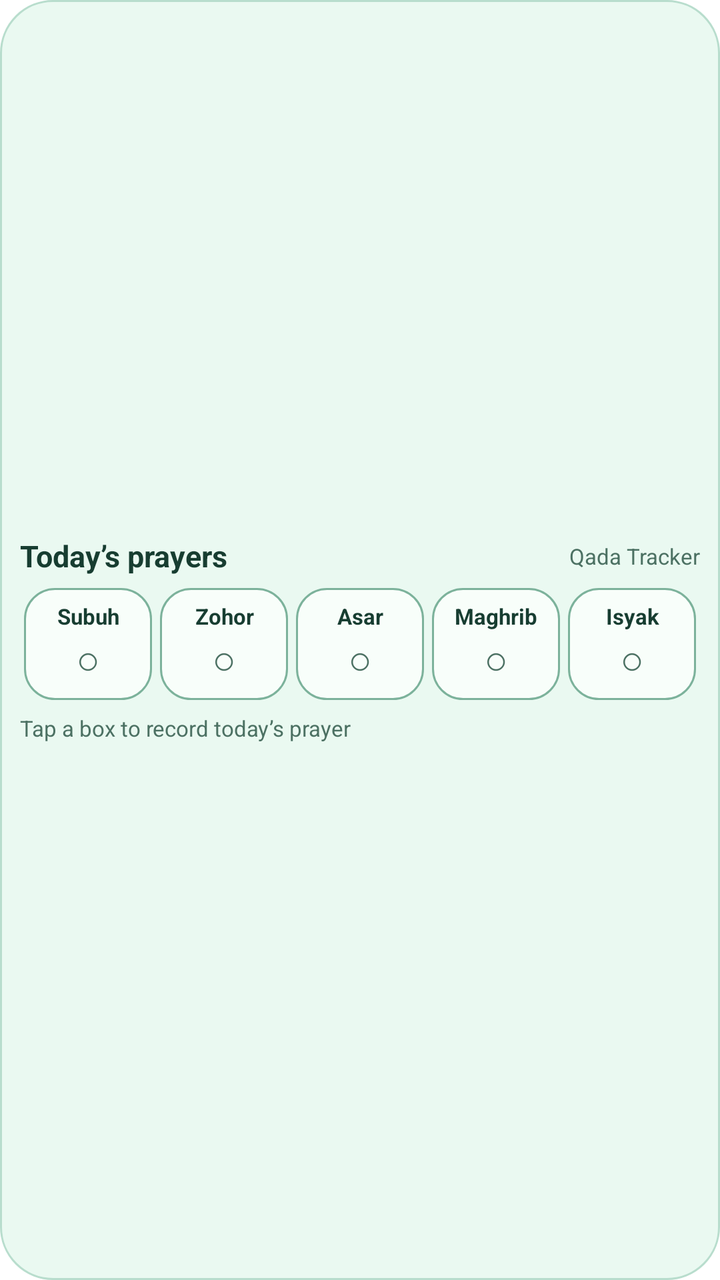
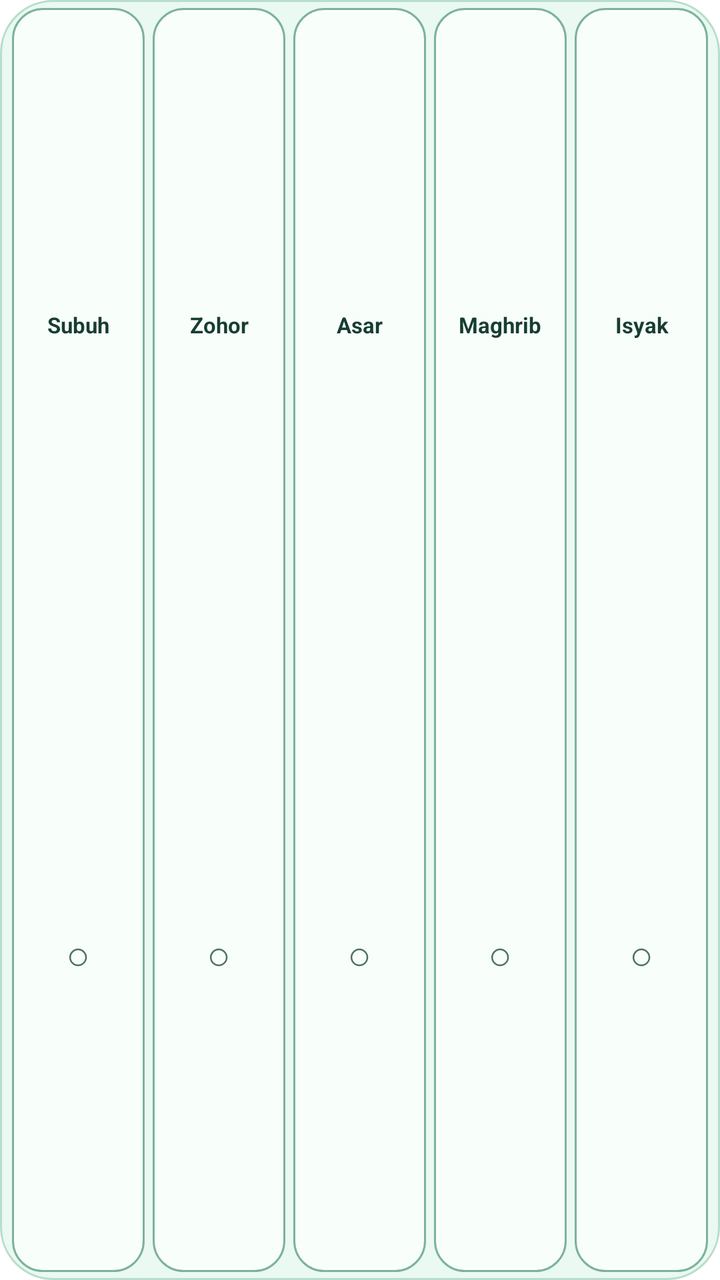

The first picture is an Android layout as it rendered before a commit; the second is the same layout after the commit. The layout source and the unified diff follow.
<!-- AndroidManifest.xml: fallback theme Theme.MaterialComponents.DayNight.NoActionBar -->
<!-- res/layout/prayer_widget.xml -->
<?xml version="1.0" encoding="utf-8"?>
<LinearLayout xmlns:android="http://schemas.android.com/apk/res/android"
    android:id="@+id/widget_root"
    android:layout_width="match_parent" android:layout_height="match_parent"
    android:orientation="vertical" android:gravity="center_vertical"
    android:padding="10dp" android:background="@drawable/widget_panel_light">
    <LinearLayout android:id="@+id/widget_header"
        android:layout_width="match_parent" android:layout_height="wrap_content"
        android:minHeight="24dp" android:orientation="horizontal" android:gravity="center_vertical">
        <TextView android:id="@+id/widget_title"
            android:layout_width="0dp" android:layout_weight="1" android:layout_height="wrap_content"
            android:text="@string/prayer_widget_label" android:textColor="#173D31"
            android:textSize="15sp" android:textStyle="bold" android:fontFamily="sans-serif-rounded"
            android:maxLines="1" android:ellipsize="end" />
        <TextView android:id="@+id/widget_date"
            android:layout_width="wrap_content" android:layout_height="wrap_content"
            android:text="Qada Tracker" android:textColor="#4C7163" android:textSize="11sp"
            android:maxLines="1" android:layout_marginStart="6dp" />
    </LinearLayout>
    <LinearLayout android:layout_width="match_parent" android:layout_height="wrap_content"
        android:orientation="horizontal" android:baselineAligned="false" android:layout_marginTop="4dp">
        <LinearLayout android:id="@+id/widget_subuh" style="@style/PrayerWidgetBox">
            <TextView android:id="@+id/widget_subuh_name" style="@style/PrayerWidgetName" android:text="Subuh" />
            <TextView android:id="@+id/widget_subuh_status" style="@style/PrayerWidgetStatus" />
        </LinearLayout>
        <LinearLayout android:id="@+id/widget_zohor" style="@style/PrayerWidgetBox">
            <TextView android:id="@+id/widget_zohor_name" style="@style/PrayerWidgetName" android:text="Zohor" />
            <TextView android:id="@+id/widget_zohor_status" style="@style/PrayerWidgetStatus" />
        </LinearLayout>
        <LinearLayout android:id="@+id/widget_asar" style="@style/PrayerWidgetBox">
            <TextView android:id="@+id/widget_asar_name" style="@style/PrayerWidgetName" android:text="Asar" />
            <TextView android:id="@+id/widget_asar_status" style="@style/PrayerWidgetStatus" />
        </LinearLayout>
        <LinearLayout android:id="@+id/widget_maghrib" style="@style/PrayerWidgetBox">
            <TextView android:id="@+id/widget_maghrib_name" style="@style/PrayerWidgetName" android:text="Maghrib" />
            <TextView android:id="@+id/widget_maghrib_status" style="@style/PrayerWidgetStatus" />
        </LinearLayout>
        <LinearLayout android:id="@+id/widget_isyak" style="@style/PrayerWidgetBox">
            <TextView android:id="@+id/widget_isyak_name" style="@style/PrayerWidgetName" android:text="Isyak" />
            <TextView android:id="@+id/widget_isyak_status" style="@style/PrayerWidgetStatus" />
        </LinearLayout>
    </LinearLayout>
    <TextView android:id="@+id/widget_footer"
        android:layout_width="match_parent" android:layout_height="wrap_content"
        android:layout_marginTop="4dp" android:minHeight="20dp" android:gravity="center_vertical"
        android:text="Tap a box to record today’s prayer" android:textColor="#4C7163"
        android:textSize="11sp" android:maxLines="2" />
</LinearLayout>
<!-- resources referenced by this layout -->
<resources>
  <!-- drawable widget_panel_light (drawable) -->
  <?xml version="1.0" encoding="utf-8"?>
  <shape xmlns:android="http://schemas.android.com/apk/res/android" android:shape="rectangle">
      <solid android:color="#EAF9F1" />
      <corners android:radius="26dp" />
      <stroke android:width="1dp" android:color="#B8DDCD" />
  </shape>
  <string name="prayer_widget_label">Today’s prayers</string>
  <style name="PrayerWidgetBox">
          <item name="android:layout_width">0dp</item>
          <item name="android:layout_weight">1</item>
          <item name="android:layout_height">56dp</item>
          <item name="android:layout_marginStart">2dp</item>
          <item name="android:layout_marginEnd">2dp</item>
          <item name="android:padding">2dp</item>
          <item name="android:orientation">vertical</item>
          <item name="android:gravity">center</item>
          <item name="android:background">@drawable/widget_box_light</item>
          <item name="android:focusable">true</item>
          <item name="android:clickable">true</item>
      </style>
  <style name="PrayerWidgetName">
          <item name="android:layout_width">match_parent</item>
          <item name="android:layout_height">wrap_content</item>
          <item name="android:gravity">center</item>
          <item name="android:textColor">#173D31</item>
          <item name="android:textSize">11sp</item>
          <item name="android:textStyle">bold</item>
          <item name="android:fontFamily">sans-serif-rounded</item>
          <item name="android:maxLines">1</item>
          <item name="android:ellipsize">end</item>
          <item name="android:importantForAccessibility">no</item>
      </style>
  <style name="PrayerWidgetStatus">
          <item name="android:layout_width">match_parent</item>
          <item name="android:layout_height">wrap_content</item>
          <item name="android:gravity">center</item>
          <item name="android:textColor">#4C7163</item>
          <item name="android:textSize">20sp</item>
          <item name="android:text">○</item>
          <item name="android:importantForAccessibility">no</item>
      </style>
  <!-- drawable widget_box_light (drawable) -->
  <?xml version="1.0" encoding="utf-8"?>
  <shape xmlns:android="http://schemas.android.com/apk/res/android" android:shape="rectangle">
      <solid android:color="#F8FEFA" />
      <corners android:radius="15dp" />
      <stroke android:width="1dp" android:color="#7CB29B" />
  </shape>
</resources>

<!-- the commit's change to res/layout/prayer_widget.xml (unified diff, before → after) -->
@@ -2,23 +2,10 @@
 <LinearLayout xmlns:android="http://schemas.android.com/apk/res/android"
     android:id="@+id/widget_root"
     android:layout_width="match_parent" android:layout_height="match_parent"
-    android:orientation="vertical" android:gravity="center_vertical"
-    android:padding="10dp" android:background="@drawable/widget_panel_light">
-    <LinearLayout android:id="@+id/widget_header"
-        android:layout_width="match_parent" android:layout_height="wrap_content"
-        android:minHeight="24dp" android:orientation="horizontal" android:gravity="center_vertical">
-        <TextView android:id="@+id/widget_title"
-            android:layout_width="0dp" android:layout_weight="1" android:layout_height="wrap_content"
-            android:text="@string/prayer_widget_label" android:textColor="#173D31"
-            android:textSize="15sp" android:textStyle="bold" android:fontFamily="sans-serif-rounded"
-            android:maxLines="1" android:ellipsize="end" />
-        <TextView android:id="@+id/widget_date"
-            android:layout_width="wrap_content" android:layout_height="wrap_content"
-            android:text="Qada Tracker" android:textColor="#4C7163" android:textSize="11sp"
-            android:maxLines="1" android:layout_marginStart="6dp" />
-    </LinearLayout>
-    <LinearLayout android:layout_width="match_parent" android:layout_height="wrap_content"
-        android:orientation="horizontal" android:baselineAligned="false" android:layout_marginTop="4dp">
+    android:orientation="horizontal" android:baselineAligned="false"
+    android:padding="4dp" android:clickable="true" android:focusable="true"
+    android:contentDescription="@string/prayer_widget_open"
+    android:background="@drawable/widget_panel_light">
         <LinearLayout android:id="@+id/widget_subuh" style="@style/PrayerWidgetBox">
             <TextView android:id="@+id/widget_subuh_name" style="@style/PrayerWidgetName" android:text="Subuh" />
             <TextView android:id="@+id/widget_subuh_status" style="@style/PrayerWidgetStatus" />
@@ -39,10 +26,4 @@
             <TextView android:id="@+id/widget_isyak_name" style="@style/PrayerWidgetName" android:text="Isyak" />
             <TextView android:id="@+id/widget_isyak_status" style="@style/PrayerWidgetStatus" />
         </LinearLayout>
-    </LinearLayout>
-    <TextView android:id="@+id/widget_footer"
-        android:layout_width="match_parent" android:layout_height="wrap_content"
-        android:layout_marginTop="4dp" android:minHeight="20dp" android:gravity="center_vertical"
-        android:text="Tap a box to record today’s prayer" android:textColor="#4C7163"
-        android:textSize="11sp" android:maxLines="2" />
 </LinearLayout>
<!-- resource entries referenced after the edit -->
@@ -7,11 +7,12 @@
       <corners android:radius="26dp" />
       <stroke android:width="1dp" android:color="#B8DDCD" />
   </shape>
-  <string name="prayer_widget_label">Today’s prayers</string>
+  <string name="prayer_widget_open">Open Qada Tracker</string>
   <style name="PrayerWidgetBox">
           <item name="android:layout_width">0dp</item>
           <item name="android:layout_weight">1</item>
-          <item name="android:layout_height">56dp</item>
+          <item name="android:layout_height">match_parent</item>
+          <item name="android:minHeight">48dp</item>
           <item name="android:layout_marginStart">2dp</item>
           <item name="android:layout_marginEnd">2dp</item>
           <item name="android:padding">2dp</item>
@@ -23,10 +24,16 @@
       </style>
   <style name="PrayerWidgetName">
           <item name="android:layout_width">match_parent</item>
-          <item name="android:layout_height">wrap_content</item>
+          <item name="android:layout_height">0dp</item>
+          <item name="android:layout_weight">1</item>
           <item name="android:gravity">center</item>
           <item name="android:textColor">#173D31</item>
           <item name="android:textSize">11sp</item>
+          <item name="android:autoSizeTextType">uniform</item>
+          <item name="android:autoSizeMinTextSize">7sp</item>
+          <item name="android:autoSizeMaxTextSize">11sp</item>
+          <item name="android:autoSizeStepGranularity">1sp</item>
+          <item name="android:includeFontPadding">false</item>
           <item name="android:textStyle">bold</item>
           <item name="android:fontFamily">sans-serif-rounded</item>
           <item name="android:maxLines">1</item>
@@ -35,10 +42,17 @@
       </style>
   <style name="PrayerWidgetStatus">
           <item name="android:layout_width">match_parent</item>
-          <item name="android:layout_height">wrap_content</item>
+          <item name="android:layout_height">0dp</item>
+          <item name="android:layout_weight">1</item>
           <item name="android:gravity">center</item>
           <item name="android:textColor">#4C7163</item>
           <item name="android:textSize">20sp</item>
+          <item name="android:autoSizeTextType">uniform</item>
+          <item name="android:autoSizeMinTextSize">10sp</item>
+          <item name="android:autoSizeMaxTextSize">20sp</item>
+          <item name="android:autoSizeStepGranularity">1sp</item>
+          <item name="android:includeFontPadding">false</item>
+          <item name="android:maxLines">1</item>
           <item name="android:text">○</item>
           <item name="android:importantForAccessibility">no</item>
       </style>
